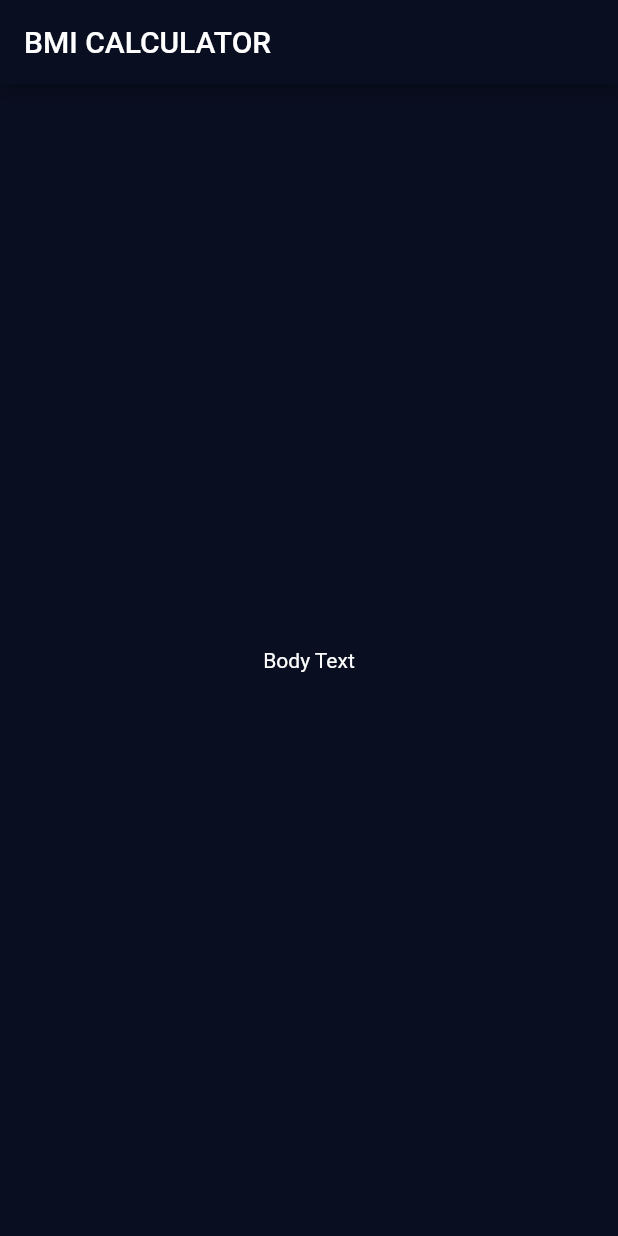
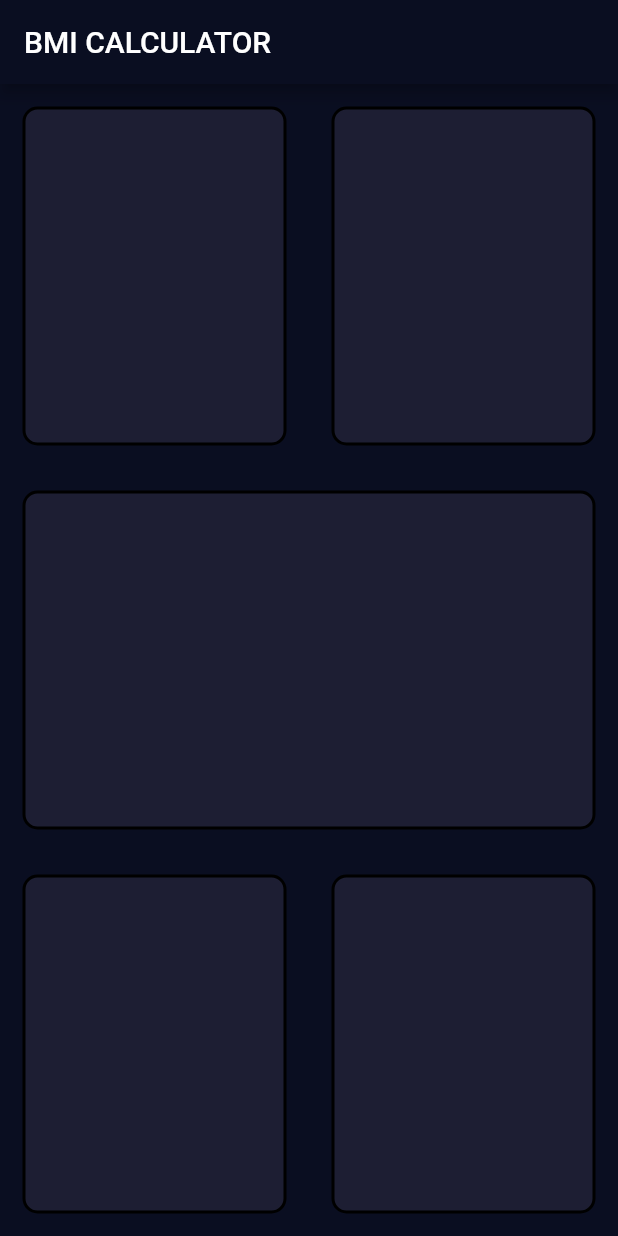
Before and after one commit to rawnakchourasia/bmi_calculator_flutter, a Flutter app: the screen it shows after launch, on a phone screen of 412 x 824 dp. Run offline on Flutter 3.47's test engine with Material 2 defaults, Android fonts, the phone set to English and light mode, and no system bars.

Commit message:
Reusable Card Widget

```diff
--- a/lib/input_page.dart
+++ b/lib/input_page.dart
@@ -16,9 +16,62 @@ class _InputPageState extends State<InputPage> {
         title: const Text('BMI CALCULATOR'),
         backgroundColor: primaryColor,
       ),
-      body: const Center(
-        child: Text('Body Text'),
+      body: Column(
+        children: [
+          Expanded(
+              child: Row(children: [
+            Expanded(
+                child: ReusableCard(
+              colour: const Color(0xff1d1e33),
+            )),
+            Expanded(
+              child: ReusableCard(
+                colour: const Color(0xff1d1e33),
+              ),
+            )
+          ])),
+          Expanded(
+              child: Row(children: [
+            Expanded(
+                child: ReusableCard(
+              colour: const Color(0xff1d1e33),
+            ))
+          ])),
+          Expanded(
+              child: Row(children: [
+            Expanded(
+                child: ReusableCard(
+              colour: const Color(0xff1d1e33),
+            )),
+            Expanded(
+              child: ReusableCard(
+                colour: const Color(0xff1d1e33),
+              ),
+            )
+          ])),
+        ],
       ),
     );
   }
 }
+
+class ReusableCard extends StatelessWidget {
+  const ReusableCard({super.key, required this.colour});
+
+  final Color colour;
+
+  @override
+  Widget build(BuildContext context) {
+    return Container(
+      margin: const EdgeInsets.all(15),
+      decoration: BoxDecoration(
+        color: colour,
+        borderRadius: BorderRadius.circular(10),
+        border: Border.all(
+          color: Colors.black,
+          width: 2,
+        ),
+      ),
+    );
+  }
+}
```
